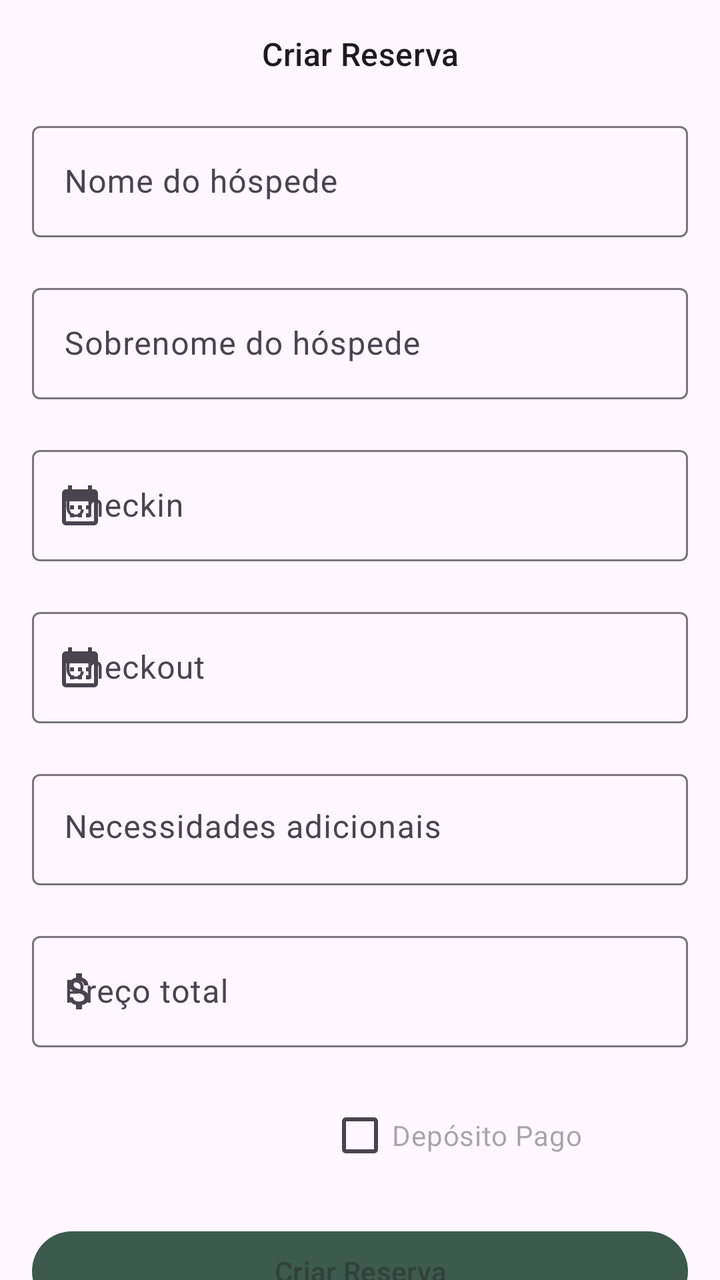
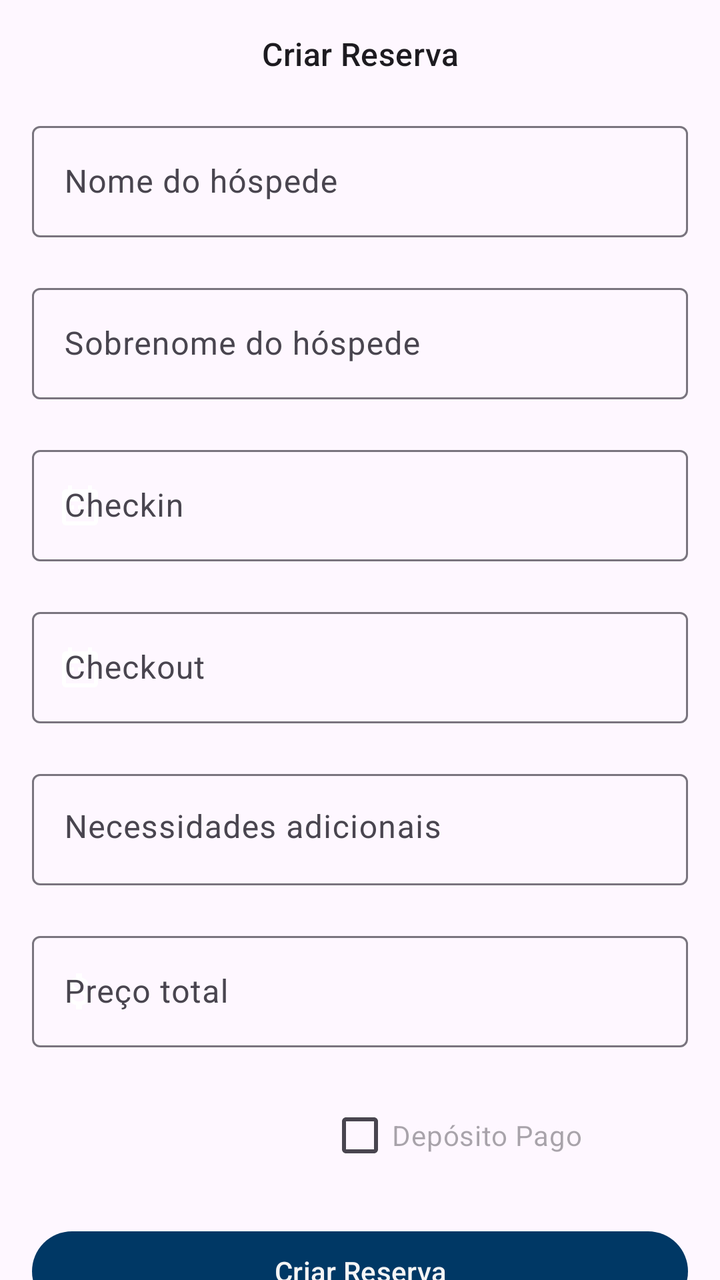

An Android layout rendered at two revisions. The XML below is the earlier revision; the diff shows what the commit changed to produce the second picture.
<!-- AndroidManifest.xml: application theme Theme.Trybnb -->
<!-- res/layout/fragment_create_reservation.xml -->
<?xml version="1.0" encoding="utf-8"?>
<ScrollView
    xmlns:android="http://schemas.android.com/apk/res/android"
    xmlns:app="http://schemas.android.com/apk/res-auto"
    android:id="@+id/create_reservation_scroll_view"
    android:layout_width="match_parent"
    android:layout_height="match_parent"
    android:scrollbars="none">

    <LinearLayout
        android:id="@+id/reservation_linear_layout"
        android:layout_width="match_parent"
        android:layout_height="wrap_content"
        android:layout_margin="16dp"
        android:orientation="vertical">

        <com.google.android.material.textview.MaterialTextView
            android:id="@+id/title_create_reservation"
            android:layout_width="match_parent"
            android:layout_height="wrap_content"
            android:layout_marginBottom="20dp"
            android:textAppearance="@style/TextAppearance.Material3.TitleMedium"
            android:gravity="center"
            android:text="@string/create_reservation"
            />

        <com.google.android.material.textfield.TextInputLayout
            android:id="@+id/first_name_create_reservation"
            android:layout_width="match_parent"
            android:layout_height="wrap_content"
            android:layout_marginBottom="20dp"
            android:hint="@string/guest_name">

            <com.google.android.material.textfield.TextInputEditText
                android:id="@+id/first_name_input"
                android:layout_width="match_parent"
                android:layout_height="wrap_content"/>
        </com.google.android.material.textfield.TextInputLayout>

        <com.google.android.material.textfield.TextInputLayout
            android:id="@+id/last_name_create_reservation"
            android:layout_width="match_parent"
            android:layout_height="wrap_content"
            android:layout_marginBottom="20dp"
            android:hint="@string/last_name">

            <com.google.android.material.textfield.TextInputEditText
                android:id="@+id/last_name_input"
                android:layout_width="match_parent"
                android:layout_height="wrap_content"/>
        </com.google.android.material.textfield.TextInputLayout>

        <com.google.android.material.textfield.TextInputLayout
            android:id="@+id/checkin_create_reservation"
            android:layout_width="match_parent"
            android:layout_height="wrap_content"
            android:layout_marginBottom="20dp"
            app:startIconDrawable="@drawable/ic_calendar"
            android:hint="@string/checkin">

            <com.google.android.material.textfield.TextInputEditText
                android:id="@+id/checkin_input"
                android:layout_width="match_parent"
                android:layout_height="wrap_content"/>
        </com.google.android.material.textfield.TextInputLayout>

        <com.google.android.material.textfield.TextInputLayout
            android:id="@+id/checkout_create_reservation"
            android:layout_width="match_parent"
            android:layout_height="wrap_content"
            android:layout_marginBottom="20dp"
            app:startIconDrawable="@drawable/ic_calendar"
            android:hint="@string/checkout">

            <com.google.android.material.textfield.TextInputEditText
                android:id="@+id/checkout_input"
                android:layout_width="match_parent"
                android:layout_height="wrap_content"/>
        </com.google.android.material.textfield.TextInputLayout>

        <com.google.android.material.textfield.TextInputLayout
            android:id="@+id/additional_needs_create_reservation"
            android:layout_width="match_parent"
            android:layout_height="wrap_content"
            android:layout_marginBottom="20dp"
            android:hint="@string/additional_needs">

            <com.google.android.material.textfield.TextInputEditText
                android:id="@+id/additional_needs_input"
                android:layout_width="match_parent"
                android:layout_height="wrap_content"
                android:layout_gravity="start"
                android:gravity="start|top"
                android:inputType="textMultiLine"
                android:maxLines="3" />
        </com.google.android.material.textfield.TextInputLayout>

        <com.google.android.material.textfield.TextInputLayout
            android:id="@+id/total_price_create_reservation"
            android:layout_width="match_parent"
            android:layout_height="wrap_content"
            android:layout_marginBottom="20dp"
            app:startIconDrawable="@drawable/ic_money"
            android:hint="@string/total_price">

            <com.google.android.material.textfield.TextInputEditText
                android:id="@+id/total_price_input"
                android:layout_width="match_parent"
                android:layout_height="wrap_content"/>
        </com.google.android.material.textfield.TextInputLayout>

        <CheckBox
            android:id="@+id/depositpaid_create_reservation"
            android:layout_width="match_parent"
            android:layout_height="wrap_content"
            android:layout_marginBottom="20dp"
            android:hint="@string/deposit_paid" />

        <com.google.android.material.button.MaterialButton
            android:id="@+id/create_reservation_button"
            android:layout_width="match_parent"
            android:layout_height="wrap_content"
            android:layout_marginBottom="20dp"
            android:hint="@string/create_reservation" />

    </LinearLayout>
</ScrollView>
<!-- resources referenced by this layout -->
<resources>
  <!-- drawable ic_calendar (drawable) -->
  <vector android:height="24dp" android:tint="#000000"
      android:viewportHeight="24" android:viewportWidth="24"
      android:width="24dp" xmlns:android="http://schemas.android.com/apk/res/android">
      <path android:fillColor="@android:color/white" android:pathData="M19,4h-1V2h-2v2H8V2H6v2H5C3.89,4 3.01,4.9 3.01,6L3,20c0,1.1 0.89,2 2,2h14c1.1,0 2,-0.9 2,-2V6C21,4.9 20.1,4 19,4zM19,20H5V10h14V20zM9,14H7v-2h2V14zM13,14h-2v-2h2V14zM17,14h-2v-2h2V14zM9,18H7v-2h2V18zM13,18h-2v-2h2V18zM17,18h-2v-2h2V18z"/>
  </vector>
  <!-- drawable ic_money (drawable) -->
  <vector android:height="24dp" android:tint="#000000"
      android:viewportHeight="24" android:viewportWidth="24"
      android:width="24dp" xmlns:android="http://schemas.android.com/apk/res/android">
      <path android:fillColor="@android:color/white" android:pathData="M11.8,10.9c-2.27,-0.59 -3,-1.2 -3,-2.15 0,-1.09 1.01,-1.85 2.7,-1.85 1.78,0 2.44,0.85 2.5,2.1h2.21c-0.07,-1.72 -1.12,-3.3 -3.21,-3.81V3h-3v2.16c-1.94,0.42 -3.5,1.68 -3.5,3.61 0,2.31 1.91,3.46 4.7,4.13 2.5,0.6 3,1.48 3,2.41 0,0.69 -0.49,1.79 -2.7,1.79 -2.06,0 -2.87,-0.92 -2.98,-2.1h-2.2c0.12,2.19 1.76,3.42 3.68,3.83V21h3v-2.15c1.95,-0.37 3.5,-1.5 3.5,-3.55 0,-2.84 -2.43,-3.81 -4.7,-4.4z"/>
  </vector>
  <string name="additional_needs">Necessidades adicionais</string>
  <string name="checkin">Checkin</string>
  <string name="checkout">Checkout</string>
  <string name="create_reservation">Criar Reserva</string>
  <string name="deposit_paid">Depósito Pago</string>
  <string name="guest_name">Nome do hóspede</string>
  <string name="last_name">Sobrenome do hóspede</string>
  <string name="total_price">Preço total</string>
  <style name="Theme.Trybnb" parent="Base.Theme.Trybnb" />
  <style name="Base.Theme.Trybnb" parent="Theme.Material3.DayNight.NoActionBar">
          
          <item name="bottomNavigationStyle">@style/Widget.MaterialComponents.BottomNavigationView.Colored</item>
          <item name="colorPrimary">@color/navigation</item>
          <item name="colorOnPrimary">@color/white</item>
      </style>
  <color name="navigation">#3C5A4E</color>
  <color name="white">#FFFFFFFF</color>
</resources>

<!-- the commit's change to res/layout/fragment_create_reservation.xml (unified diff, before → after) -->
@@ -56,6 +56,7 @@
             android:layout_height="wrap_content"
             android:layout_marginBottom="20dp"
             app:startIconDrawable="@drawable/ic_calendar"
+            app:startIconTint="@color/icon_highlight"
             android:hint="@string/checkin">
 
             <com.google.android.material.textfield.TextInputEditText
@@ -70,6 +71,7 @@
             android:layout_height="wrap_content"
             android:layout_marginBottom="20dp"
             app:startIconDrawable="@drawable/ic_calendar"
+            app:startIconTint="@color/icon_highlight"
             android:hint="@string/checkout">
 
             <com.google.android.material.textfield.TextInputEditText
@@ -101,6 +103,7 @@
             android:layout_height="wrap_content"
             android:layout_marginBottom="20dp"
             app:startIconDrawable="@drawable/ic_money"
+            app:startIconTint="@color/icon_highlight"
             android:hint="@string/total_price">
 
             <com.google.android.material.textfield.TextInputEditText
@@ -121,6 +124,7 @@
             android:layout_width="match_parent"
             android:layout_height="wrap_content"
             android:layout_marginBottom="20dp"
+            android:textColorHint="@color/text_tertiary"
             android:hint="@string/create_reservation" />
 
     </LinearLayout>
<!-- resource entries referenced after the edit -->
@@ -1,5 +1,6 @@
 <!-- resources referenced by this layout -->
 <resources>
+  <color name="text_tertiary">#F5F5F5</color>
   <!-- drawable ic_calendar (drawable) -->
   <vector android:height="24dp" android:tint="#000000"
       android:viewportHeight="24" android:viewportWidth="24"
@@ -27,7 +28,7 @@
           <item name="colorPrimary">@color/navigation</item>
           <item name="colorOnPrimary">@color/white</item>
       </style>
-  <color name="navigation">#3C5A4E</color>
+  <color name="navigation">#003865</color>
   <color name="white">#FFFFFFFF</color>
 </resources>
 
